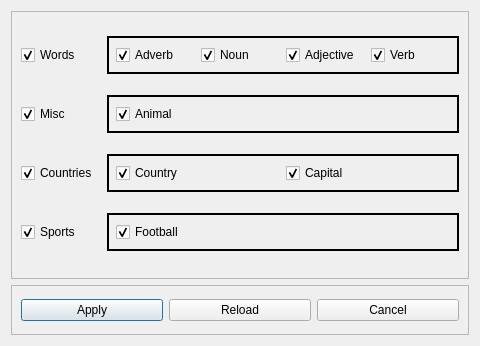
Above: settings.ui from H3SHAM03/CodeAlpha_Hangman_Game before the change. Below: the same form after it.
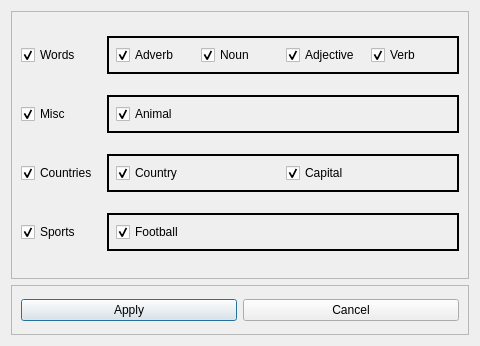
That is the form after the change.

```diff
--- a/settings.ui
+++ b/settings.ui
@@ -37,14 +37,7 @@
        </widget>
       </item>
       <item>
-       <widget class="QPushButton" name="pushButton_2">
-        <property name="text">
-         <string>Reload</string>
-        </property>
-       </widget>
-      </item>
-      <item>
-       <widget class="QPushButton" name="pushButton_3">
+       <widget class="QPushButton" name="cancel">
         <property name="text">
          <string>Cancel</string>
         </property>
```
Left out of the diff: 2 changed lines with no effect on the pictures.
